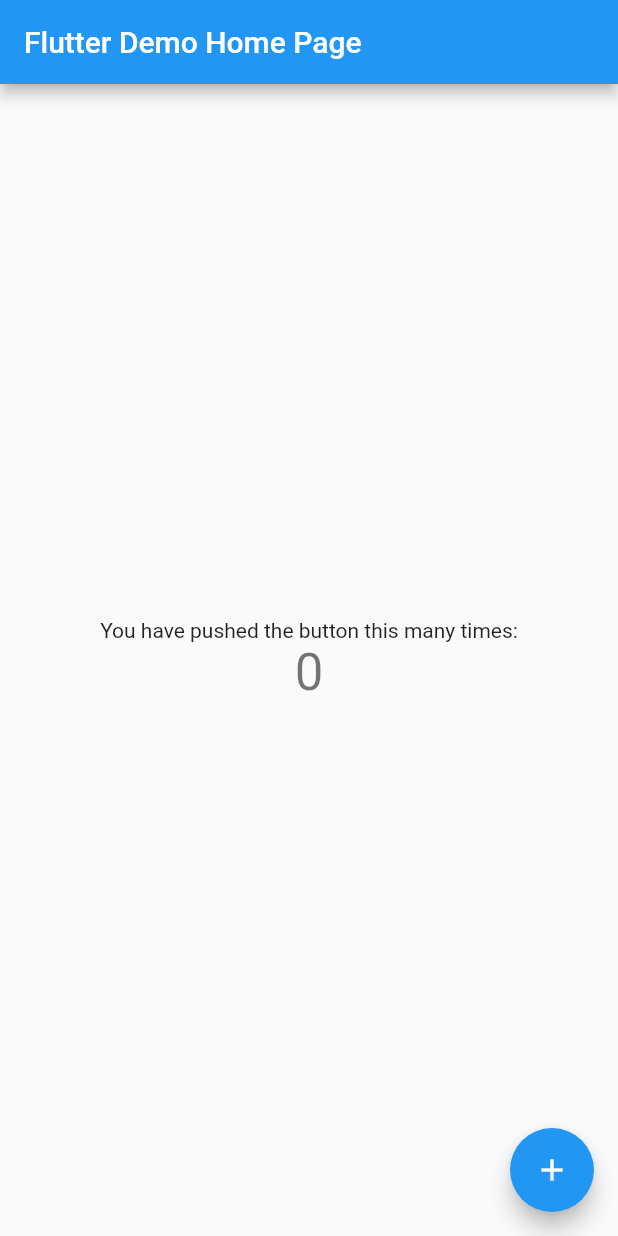
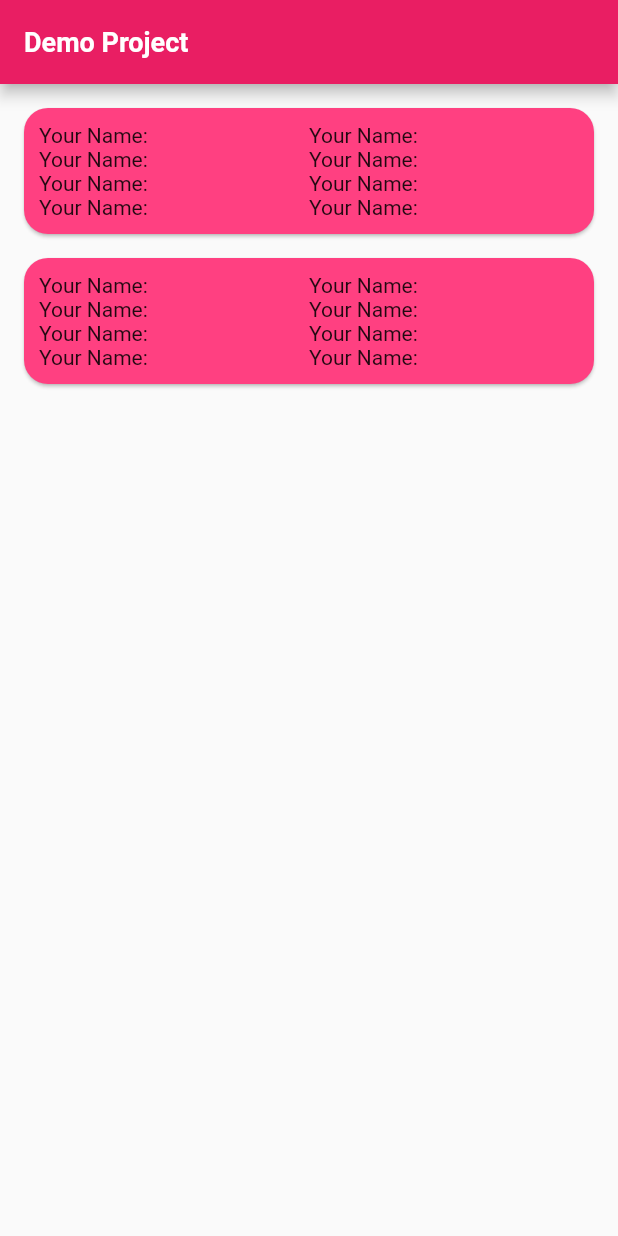
Before and after one commit to imsisojib/flutter_firebase_crud_implementation, a Flutter app: the screen it shows after launch, on a phone screen of 412 x 824 dp. Run offline on Flutter 3.47's test engine with Material 2 defaults, Android fonts, the phone set to English and light mode, and no system bars.

Commit message:
sampleview item tried.

```diff
--- a/lib/main.dart
+++ b/lib/main.dart
@@ -1,7 +1,8 @@
 import 'package:flutter/material.dart';
+import 'package:flutter_firebase_crud_imp/views/HomeScreent.dart';
 
 void main() {
-  runApp(MyApp());
+  runApp(HomeScreen());
 }
 
 class MyApp extends StatelessWidget {
--- /dev/null
+++ b/lib/sampleview/SampleViewItem.dart
@@ -0,0 +1,83 @@
+import 'package:flutter/cupertino.dart';
+import 'package:flutter/material.dart';
+import 'package:flutter_firebase_crud_imp/utils/CustomColors.dart';
+
+class SampleView {
+
+  static Widget getSampleItemView(){
+    return Card(
+      shape: RoundedRectangleBorder(
+        borderRadius: BorderRadius.all(Radius.circular(16.0)),
+      ),
+      color: Colors.pinkAccent,
+      margin: EdgeInsets.all(8.0),
+      child: Padding(
+        padding: const EdgeInsets.all(10.0),
+        child: Container(
+          width: double.infinity,
+          child: Column(
+            children: <Widget>[
+              Row(
+                children: <Widget>[
+                  Expanded(child: Text(
+                    "Your Name:"
+                  ),
+                    flex: 1,
+                  ),
+                  Expanded(child: Text(
+                      "Your Name:"
+                  ),
+                    flex: 1,
+                  ),
+                ],
+              ),
+              Row(
+                children: <Widget>[
+                  Expanded(child: Text(
+                      "Your Name:"
+                  ),
+                    flex: 1,
+                  ),
+                  Expanded(child: Text(
+                      "Your Name:"
+                  ),
+                    flex: 1,
+                  ),
+                ],
+              ),
+              Row(
+                children: <Widget>[
+                  Expanded(child: Text(
+                      "Your Name:"
+                  ),
+                    flex: 1,
+                  ),
+                  Expanded(child: Text(
+                      "Your Name:"
+                  ),
+                    flex: 1,
+                  ),
+                ],
+              ),
+              Row(
+                children: <Widget>[
+                  Expanded(child: Text(
+                      "Your Name:"
+                  ),
+                    flex: 1,
+                  ),
+                  Expanded(child: Text(
+                      "Your Name:"
+                  ),
+                    flex: 1,
+                  ),
+                ],
+              ),
+            ],
+          ),
+        ),
+      ),
+    );
+  }
+
+}
--- /dev/null
+++ b/lib/utils/CustomColors.dart
@@ -0,0 +1,16 @@
+import 'package:flutter/cupertino.dart';
+import 'package:flutter/material.dart';
+
+class CustomColors{
+
+  static const MaterialColor primaryColor = MaterialColor(0xf50057,{
+
+  });
+  static const Color primaryColorDark = Color(0xbb002f);
+  static const Color primaryColorAccent = Color(0xff5983);
+
+  static const Color colorWhite = Color(0xFFFFFF);
+  static const Color colorOffWhite = Color(0xddd);
+  static const Color colorBlack = Color(0x000000);
+
+}
--- /dev/null
+++ b/lib/views/HomeScreent.dart
@@ -0,0 +1,56 @@
+import 'package:flutter/cupertino.dart';
+import 'package:flutter/material.dart';
+import 'package:flutter_firebase_crud_imp/sampleview/SampleViewItem.dart';
+import 'package:flutter_firebase_crud_imp/utils/CustomColors.dart';
+
+class HomeScreen extends StatelessWidget{
+
+  List<Widget> widgets = [SampleView.getSampleItemView(),SampleView.getSampleItemView()];
+
+  @override
+  Widget build(BuildContext context) {
+    return MaterialApp(
+      theme: ThemeData(
+        primaryColor: Colors.pink
+      ),
+      home: SafeArea(
+        child: Scaffold(
+          appBar: AppBar(
+            title: Text(
+              "Demo Project",
+              style: TextStyle(
+                fontSize: 18.0,
+                fontWeight: FontWeight.bold,
+              ),
+            ),
+          ),
+          body: Padding(
+            padding: const EdgeInsets.all(8.0),
+            child: Column(
+              mainAxisAlignment: MainAxisAlignment.start,
+              children: widgets
+            ),
+          ),
+        ),
+      ),
+    );
+  }
+}
+
+class HomeScreenWidget extends StatefulWidget{
+
+  @override
+  _HomeScreenWidgetState createState() => _HomeScreenWidgetState();
+}
+
+class _HomeScreenWidgetState extends State<HomeScreenWidget>{
+  @override
+  Widget build(BuildContext context) {
+    // TODO: implement build
+    return Scaffold(
+      body: Container(
+      ),
+    );
+  }
+
+}
```
